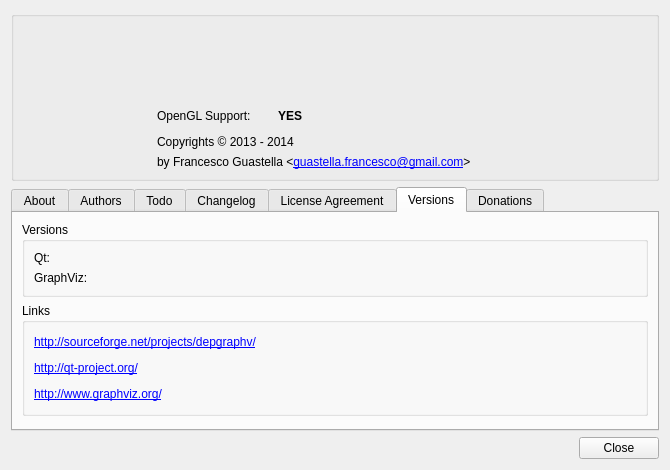
Before: the Qt Designer form ui/aboutdialog.ui in romeoxbm/depgraphv, drawn with Qt 5.
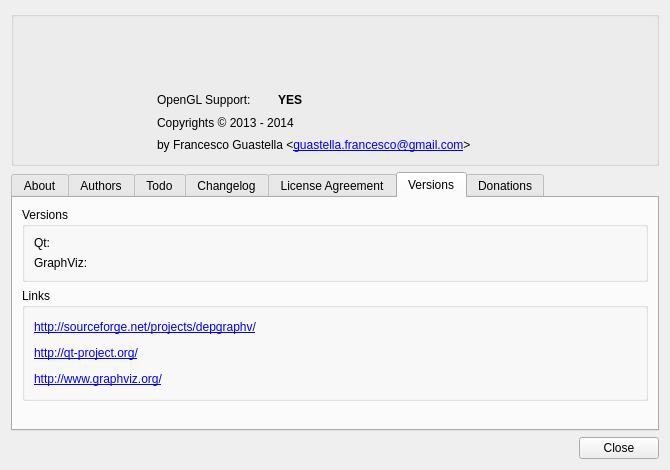
After: the same form once the commit is applied. The open tabs and pages were chosen to show the change. Icons and pictures are not drawn.

Patch:
```diff
--- a/ui/aboutdialog.ui
+++ b/ui/aboutdialog.ui
@@ -30,6 +30,192 @@
     <normaloff>:/icons/dep-graphV.ico</normaloff>:/icons/dep-graphV.ico</iconset>
   </property>
   <layout class="QGridLayout" name="gridLayout_7">
+   <item row="0" column="0" colspan="2">
+    <widget class="QGroupBox" name="groupBox">
+     <property name="maximumSize">
+      <size>
+       <width>16777215</width>
+       <height>170</height>
+      </size>
+     </property>
+     <property name="title">
+      <string notr="true"/>
+     </property>
+     <property name="alignment">
+      <set>Qt::AlignLeading|Qt::AlignLeft|Qt::AlignTop</set>
+     </property>
+     <property name="flat">
+      <bool>false</bool>
+     </property>
+     <property name="checkable">
+      <bool>false</bool>
+     </property>
+     <layout class="QGridLayout" name="gridLayout_6">
+      <item row="0" column="0" rowspan="5">
+       <widget class="QLabel" name="logo">
+        <property name="minimumSize">
+         <size>
+          <width>128</width>
+          <height>128</height>
+         </size>
+        </property>
+        <property name="maximumSize">
+         <size>
+          <width>128</width>
+          <height>128</height>
+         </size>
+        </property>
+        <property name="text">
+         <string notr="true"/>
+        </property>
+        <property name="pixmap">
+         <pixmap resource="../res/resources.qrc">:/icons/dep-graphV.ico</pixmap>
+        </property>
+        <property name="scaledContents">
+         <bool>true</bool>
+        </property>
+       </widget>
+      </item>
+      <item row="2" column="1">
+       <widget class="QLabel" name="glSupportLabel">
+        <property name="minimumSize">
+         <size>
+          <width>115</width>
+          <height>15</height>
+         </size>
+        </property>
+        <property name="maximumSize">
+         <size>
+          <width>115</width>
+          <height>15</height>
+         </size>
+        </property>
+        <property name="text">
+         <string>OpenGL Support:</string>
+        </property>
+       </widget>
+      </item>
+      <item row="2" column="2">
+       <widget class="QLabel" name="glSupportValue">
+        <property name="minimumSize">
+         <size>
+          <width>0</width>
+          <height>15</height>
+         </size>
+        </property>
+        <property name="maximumSize">
+         <size>
+          <width>16777215</width>
+          <height>15</height>
+         </size>
+        </property>
+        <property name="font">
+         <font>
+          <weight>75</weight>
+          <bold>true</bold>
+         </font>
+        </property>
+        <property name="text">
+         <string>YES</string>
+        </property>
+       </widget>
+      </item>
+      <item row="3" column="1" colspan="2">
+       <widget class="QLabel" name="projectCopyRightsLabel">
+        <property name="minimumSize">
+         <size>
+          <width>0</width>
+          <height>15</height>
+         </size>
+        </property>
+        <property name="maximumSize">
+         <size>
+          <width>16777215</width>
+          <height>15</height>
+         </size>
+        </property>
+        <property name="text">
+         <string notr="true">&lt;html&gt;&lt;head/&gt;&lt;body&gt;&lt;p&gt;Copyrights © 2013 - 2014&lt;/p&gt;&lt;/body&gt;&lt;/html&gt;</string>
+        </property>
+        <property name="alignment">
+         <set>Qt::AlignBottom|Qt::AlignLeading|Qt::AlignLeft</set>
+        </property>
+        <property name="openExternalLinks">
+         <bool>true</bool>
+        </property>
+       </widget>
+      </item>
+      <item row="4" column="1" colspan="2">
+       <widget class="QLabel" name="copyrightsByLabel">
+        <property name="minimumSize">
+         <size>
+          <width>0</width>
+          <height>15</height>
+         </size>
+        </property>
+        <property name="maximumSize">
+         <size>
+          <width>16777215</width>
+          <height>15</height>
+         </size>
+        </property>
+        <property name="text">
+         <string notr="true">&lt;html&gt;&lt;body&gt;&lt;p&gt;by Francesco Guastella &amp;lt;&lt;a href=&quot;mailto:guastella.francesco@gmail.com&quot;&gt;&lt;span style=&quot; text-decoration: underline; color:#0000ff;&quot;&gt;guastella.francesco@gmail.com&lt;/span&gt;&lt;/a&gt;&amp;gt;&lt;/p&gt;&lt;/body&gt;&lt;/html&gt;</string>
+        </property>
+        <property name="openExternalLinks">
+         <bool>true</bool>
+        </property>
+       </widget>
+      </item>
+      <item row="0" column="1" colspan="2">
+       <widget class="QLabel" name="projectNameLabel">
+        <property name="minimumSize">
+         <size>
+          <width>0</width>
+          <height>32</height>
+         </size>
+        </property>
+        <property name="maximumSize">
+         <size>
+          <width>16777215</width>
+          <height>32</height>
+         </size>
+        </property>
+        <property name="font">
+         <font>
+          <pointsize>20</pointsize>
+         </font>
+        </property>
+        <property name="text">
+         <string notr="true"/>
+        </property>
+        <property name="alignment">
+         <set>Qt::AlignLeading|Qt::AlignLeft|Qt::AlignTop</set>
+        </property>
+       </widget>
+      </item>
+      <item row="1" column="1" colspan="2">
+       <widget class="QLabel" name="projectVersionLabel">
+        <property name="minimumSize">
+         <size>
+          <width>0</width>
+          <height>15</height>
+         </size>
+        </property>
+        <property name="maximumSize">
+         <size>
+          <width>16777215</width>
+          <height>15</height>
+         </size>
+        </property>
+        <property name="text">
+         <string notr="true"/>
+        </property>
+       </widget>
+      </item>
+     </layout>
+    </widget>
+   </item>
    <item row="1" column="0" colspan="2">
     <widget class="QTabWidget" name="tabWidget">
      <property name="minimumSize">
@@ -142,7 +328,7 @@
          <property name="title">
           <string>Versions</string>
          </property>
-         <layout class="QGridLayout" name="gridLayout_6">
+         <layout class="QFormLayout" name="formLayout">
           <item row="0" column="0">
            <widget class="QLabel" name="label">
             <property name="maximumSize">
@@ -165,9 +351,21 @@
           </item>
           <item row="1" column="0">
            <widget class="QLabel" name="label_3">
+            <property name="sizePolicy">
+             <sizepolicy hsizetype="Preferred" vsizetype="Preferred">
+              <horstretch>0</horstretch>
+              <verstretch>0</verstretch>
+             </sizepolicy>
+            </property>
+            <property name="minimumSize">
+             <size>
+              <width>70</width>
+              <height>0</height>
+             </size>
+            </property>
             <property name="maximumSize">
              <size>
-              <width>60</width>
+              <width>70</width>
               <height>16777215</height>
              </size>
             </property>
@@ -351,157 +549,6 @@
      </property>
     </widget>
    </item>
-   <item row="0" column="0" colspan="2">
-    <widget class="QGroupBox" name="groupBox">
-     <property name="maximumSize">
-      <size>
-       <width>16777215</width>
-       <height>170</height>
-      </size>
-     </property>
-     <property name="title">
-      <string notr="true"/>
-     </property>
-     <property name="flat">
-      <bool>true</bool>
-     </property>
-     <layout class="QGridLayout" name="gridLayout_9">
-      <item row="0" column="0" rowspan="4">
-       <widget class="QLabel" name="logo">
-        <property name="minimumSize">
-         <size>
-          <width>128</width>
-          <height>128</height>
-         </size>
-        </property>
-        <property name="maximumSize">
-         <size>
-          <width>128</width>
-          <height>128</height>
-         </size>
-        </property>
-        <property name="text">
-         <string notr="true"/>
-        </property>
-        <property name="pixmap">
-         <pixmap resource="../res/resources.qrc">:/icons/dep-graphV.ico</pixmap>
-        </property>
-        <property name="scaledContents">
-         <bool>true</bool>
-        </property>
-       </widget>
-      </item>
-      <item row="0" column="1">
-       <widget class="QLabel" name="projectNameLabel">
-        <property name="minimumSize">
-         <size>
-          <width>0</width>
-          <height>45</height>
-         </size>
-        </property>
-        <property name="maximumSize">
-         <size>
-          <width>16777215</width>
-          <height>35</height>
-         </size>
-        </property>
-        <property name="font">
-         <font>
-          <pointsize>20</pointsize>
-         </font>
-        </property>
-        <property name="text">
-         <string notr="true"/>
-        </property>
-       </widget>
-      </item>
-      <item row="1" column="1">
-       <widget class="QLabel" name="projectVersionLabel">
-        <property name="minimumSize">
-         <size>
-          <width>0</width>
-          <height>25</height>
-         </size>
-        </property>
-        <property name="maximumSize">
-         <size>
-          <width>16777215</width>
-          <height>10</height>
-         </size>
-        </property>
-        <property name="text">
-         <string notr="true"/>
-        </property>
-       </widget>
-      </item>
-      <item row="2" column="1">
-       <layout class="QHBoxLayout" name="horizontalLayout">
-        <item>
-         <widget class="QLabel" name="glSupportLabel">
-          <property name="minimumSize">
-           <size>
-            <width>115</width>
-            <height>25</height>
-           </size>
-          </property>
-          <property name="maximumSize">
-           <size>
-            <width>115</width>
-            <height>16777215</height>
-           </size>
-          </property>
-          <property name="text">
-           <string>OpenGL Support:</string>
-          </property>
-         </widget>
-        </item>
-        <item>
-         <widget class="QLabel" name="glSupportValue">
-          <property name="minimumSize">
-           <size>
-            <width>0</width>
-            <height>25</height>
-           </size>
-          </property>
-          <property name="font">
-           <font>
-            <weight>75</weight>
-            <bold>true</bold>
-           </font>
-          </property>
-          <property name="text">
-           <string>YES</string>
-          </property>
-         </widget>
-        </item>
-       </layout>
-      </item>
-      <item row="3" column="1">
-       <widget class="QLabel" name="projectCopyRightsLabel">
-        <property name="text">
-         <string notr="true">&lt;html&gt;&lt;head/&gt;&lt;body&gt;&lt;p&gt;Copyrights © 2013 - 2014&lt;/p&gt;&lt;/body&gt;&lt;/html&gt;</string>
-        </property>
-        <property name="alignment">
-         <set>Qt::AlignBottom|Qt::AlignLeading|Qt::AlignLeft</set>
-        </property>
-        <property name="openExternalLinks">
-         <bool>true</bool>
-        </property>
-       </widget>
-      </item>
-      <item row="4" column="1">
-       <widget class="QLabel" name="copyrightsByLabel">
-        <property name="text">
-         <string notr="true">&lt;html&gt;&lt;body&gt;&lt;p&gt;by Francesco Guastella &amp;lt;&lt;a href=&quot;mailto:guastella.francesco@gmail.com&quot;&gt;&lt;span style=&quot; text-decoration: underline; color:#0000ff;&quot;&gt;guastella.francesco@gmail.com&lt;/span&gt;&lt;/a&gt;&amp;gt;&lt;/p&gt;&lt;/body&gt;&lt;/html&gt;</string>
-        </property>
-        <property name="openExternalLinks">
-         <bool>true</bool>
-        </property>
-       </widget>
-      </item>
-     </layout>
-    </widget>
-   </item>
   </layout>
  </widget>
  <resources>
```
